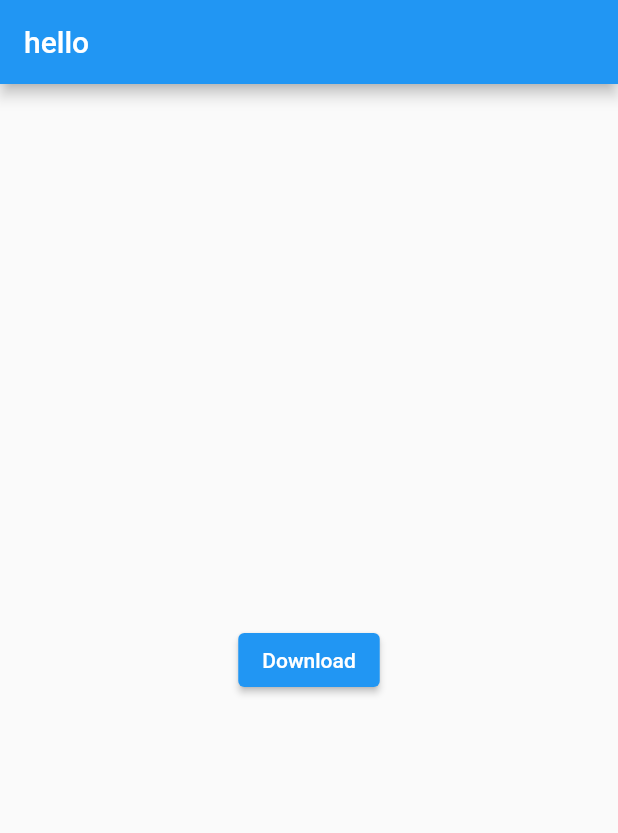
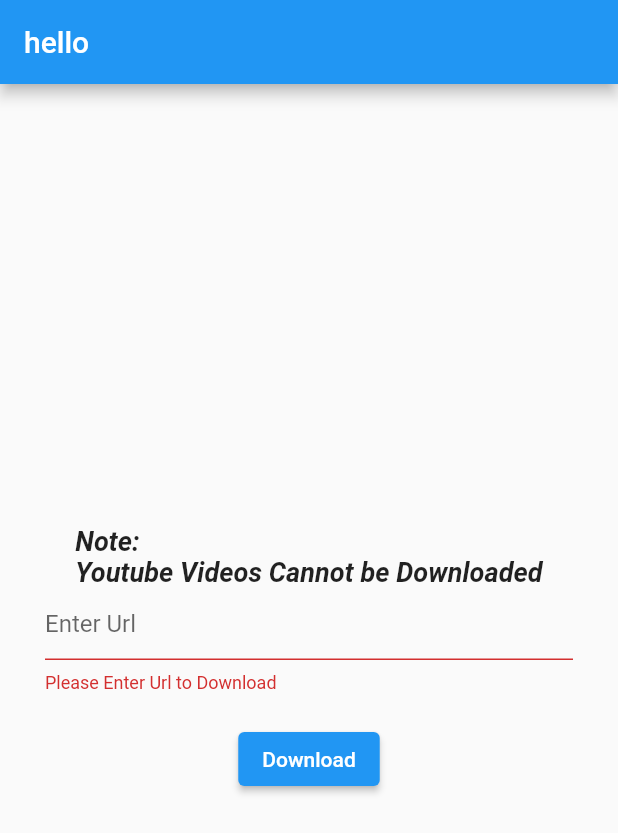
Before and after one commit to sthakrishnakumar/flutter_downloader, a Flutter app: the screen it shows after launch, after a tap on "Download", on a phone screen of 412 x 824 dp. Shown: the top 833 px of the screen. Run offline on Flutter 3.47's test engine with Material 2 defaults, Android fonts, the phone set to English and light mode, and no system bars; our stand-ins replace permission_handler; missing offline and left inert: fimber, flutter_downloader.

Commit message:
downloading done

```diff
--- a/lib/features/downloader/presentation/views/download_page.dart
+++ b/lib/features/downloader/presentation/views/download_page.dart
@@ -0,0 +1,104 @@
+import 'dart:developer';
+import 'dart:isolate';
+import 'dart:ui';
+
+import 'package:downloader_app/features/downloader/presentation/views/download_services.dart';
+import 'package:fimber/fimber.dart';
+import 'package:flutter/material.dart';
+import 'package:flutter_downloader/flutter_downloader.dart';
+
+class MainPage extends StatefulWidget {
+  const MainPage({super.key});
+
+  @override
+  State<MainPage> createState() => _MainPageState();
+}
+
+class _MainPageState extends State<MainPage> {
+  final _receivePort = ReceivePort();
+
+  late TextEditingController urlController;
+  final GlobalKey<FormState> formkey = GlobalKey();
+
+  @override
+  void initState() {
+    super.initState();
+    urlController = TextEditingController();
+    IsolateNameServer.registerPortWithName(
+        _receivePort.sendPort, DownloadingService.downloadingPortName);
+    FlutterDownloader.registerCallback(DownloadingService.downloadingCallBack);
+    _receivePort.listen((message) {
+      Fimber.d('Got message from port: $message');
+    });
+  }
+
+  @override
+  void dispose() {
+    _receivePort.close();
+    super.dispose();
+  }
+
+  void downloadFile(String url) async {
+    try {
+      await DownloadingService.createDownloadTask(url);
+    } catch (e) {
+      log("error");
+    }
+  }
+
+  String url =
+      'https://www.shutterstock.com/shutterstock/videos/1063563805/preview/stock-footage-snow-and-sleet-falling-on-a-window-at-christmas-time-with-rain-drops-cold-wet-weather-on-window.webm';
+  String pdfUrl = 'https://www.africau.edu/images/default/sample.pdf';
+  @override
+  Widget build(BuildContext context) {
+    return Scaffold(
+      appBar: AppBar(
+        title: const Text('hello'),
+      ),
+      body: Center(
+        child: Form(
+          key: formkey,
+          child: Padding(
+            padding: const EdgeInsets.symmetric(horizontal: 30),
+            child: Column(
+              mainAxisAlignment: MainAxisAlignment.center,
+              crossAxisAlignment: CrossAxisAlignment.center,
+              children: [
+                const Text(
+                  'Note:\nYoutube Videos Cannot be Downloaded',
+                  style: TextStyle(
+                    fontSize: 18,
+                    fontWeight: FontWeight.bold,
+                    fontStyle: FontStyle.italic,
+                  ),
+                ),
+                TextFormField(
+                  controller: urlController,
+                  decoration: const InputDecoration(hintText: 'Enter Url'),
+                  validator: (value) {
+                    return value!.isEmpty
+                        ? "Please Enter Url to Download"
+                        : null;
+                  },
+                ),
+                const SizedBox(
+                  height: 20,
+                ),
+                ElevatedButton(
+                  onPressed: () {
+                    if (formkey.currentState!.validate()) {
+                      log('pre download');
+                      downloadFile(urlController.text);
+                      log('download');
+                    }
+                  },
+                  child: const Text('Download'),
+                ),
+              ],
+            ),
+          ),
+        ),
+      ),
+    );
+  }
+}
--- a/lib/features/downloader/presentation/views/page1.dart
+++ b/lib/features/downloader/presentation/views/download_services.dart
@@ -1,3 +1,4 @@
+import 'dart:developer';
 import 'dart:io';
 import 'dart:ui';
 import 'package:flutter_downloader/flutter_downloader.dart';
@@ -39,6 +40,7 @@ class DownloadingService {
   static Future<String?> _getPath() async {
     if (Platform.isAndroid) {
       final externalDir = await getExternalStorageDirectory();
+      log('${externalDir?.path}');
       return externalDir?.path;
     }
 
--- a/lib/features/downloader/presentation/views/page2.dart
+++ /dev/null
@@ -1,72 +0,0 @@
-import 'dart:developer';
-import 'dart:isolate';
-import 'dart:ui';
-
-import 'package:downloader_app/features/downloader/presentation/views/page1.dart';
-import 'package:fimber/fimber.dart';
-import 'package:flutter/material.dart';
-import 'package:flutter_downloader/flutter_downloader.dart';
-
-class MainPage extends StatefulWidget {
-  const MainPage({super.key});
-
-  @override
-  State<MainPage> createState() => _MainPageState();
-}
-
-class _MainPageState extends State<MainPage> {
-  final _receivePort = ReceivePort();
-
-  @override
-  void initState() {
-    super.initState();
-    IsolateNameServer.registerPortWithName(
-        _receivePort.sendPort, DownloadingService.downloadingPortName);
-    FlutterDownloader.registerCallback(DownloadingService.downloadingCallBack);
-    _receivePort.listen((message) {
-      Fimber.d('Got message from port: $message');
-    });
-  }
-
-  @override
-  void dispose() {
-    _receivePort.close();
-    super.dispose();
-  }
-
-  void downloadFile(String url) async {
-    try {
-      await DownloadingService.createDownloadTask(url);
-    } catch (e) {
-      log("error");
-    }
-  }
-
-  String url =
-      'https://www.shutterstock.com/shutterstock/videos/1063563805/preview/stock-footage-snow-and-sleet-falling-on-a-window-at-christmas-time-with-rain-drops-cold-wet-weather-on-window.webm';
-  String pdfUrl = 'https://www.africau.edu/images/default/sample.pdf';
-  @override
-  Widget build(BuildContext context) {
-    return Scaffold(
-      appBar: AppBar(
-        title: const Text('hello'),
-      ),
-      body: Center(
-        child: Column(
-          mainAxisAlignment: MainAxisAlignment.center,
-          crossAxisAlignment: CrossAxisAlignment.center,
-          children: [
-            ElevatedButton(
-              onPressed: () async {
-                log('pre download');
-                downloadFile(pdfUrl);
-                log('download');
-              },
-              child: const Text('Download'),
-            ),
-          ],
-        ),
-      ),
-    );
-  }
-}
--- a/lib/main.dart
+++ b/lib/main.dart
@@ -1,4 +1,4 @@
-import 'package:downloader_app/features/downloader/presentation/views/page2.dart';
+import 'package:downloader_app/features/downloader/presentation/views/download_page.dart';
 import 'package:flutter/material.dart';
 import 'package:flutter_downloader/flutter_downloader.dart';
 
```
